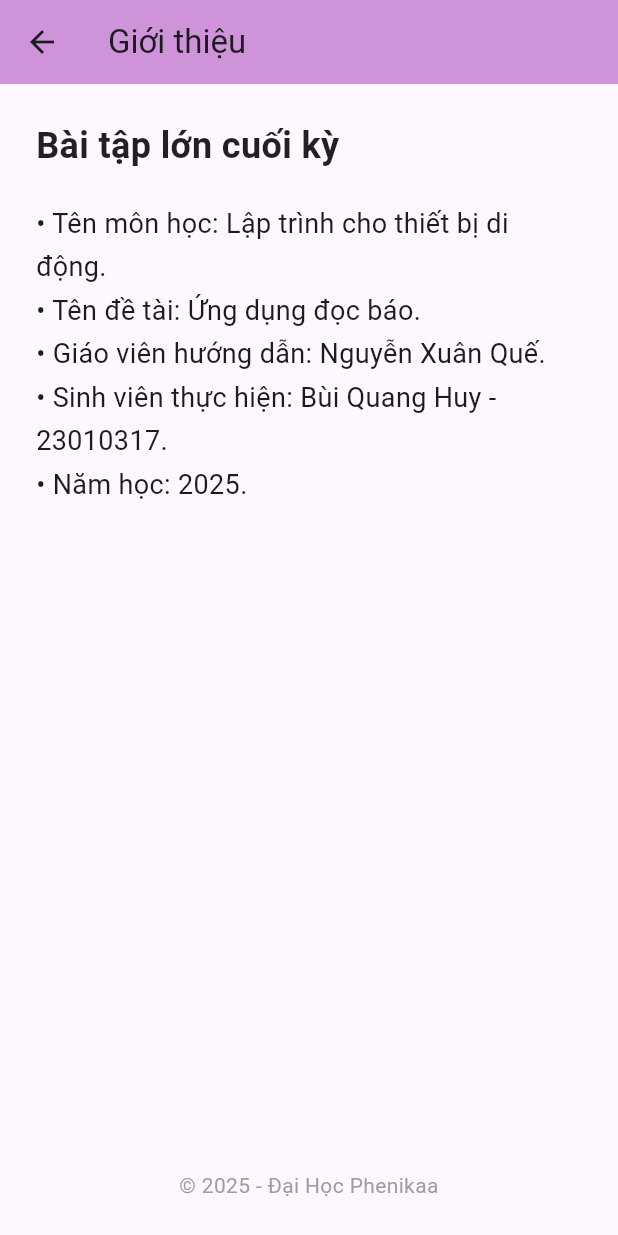
After one commit to buiquanghuy2005/doc_bao, a Flutter app: the AboutPage screen opened directly, on a phone screen of 412 x 824 dp. The commit adds this screen. Run offline on Flutter 3.47's test engine with Material 3 defaults, Android fonts, the phone set to English and light mode, and no system bars.

Commit message:
them trang gioi thieu

```diff
--- /dev/null
+++ b/lib/pages/about_page.dart
@@ -0,0 +1,48 @@
+import 'package:flutter/material.dart';
+
+class AboutPage extends StatelessWidget {
+  const AboutPage({super.key});
+
+  @override
+  Widget build(BuildContext context) {
+    return Scaffold(
+      appBar: AppBar(
+        title: const Text('Giới thiệu'),
+        backgroundColor: Colors.purple.shade200,
+      ),
+      body: Padding(
+        padding: const EdgeInsets.all(24.0),
+        child: Column(
+          crossAxisAlignment: CrossAxisAlignment.start,
+          children: const [
+            Text(
+              'Bài tập lớn cuối kỳ',
+              style: TextStyle(
+                fontSize: 24,
+                fontWeight: FontWeight.bold,
+                color: Colors.black87,
+              ),
+            ),
+            SizedBox(height: 20),
+            Text(
+              '• Tên môn học: Lập trình cho thiết bị di động.\n'
+              '• Tên đề tài: Ứng dụng đọc báo.\n'
+              '• Giáo viên hướng dẫn: Nguyễn Xuân Quế.\n'
+              '• Sinh viên thực hiện: Bùi Quang Huy - 23010317.\n'
+              '• Năm học: 2025.',
+              style: TextStyle(fontSize: 18, height: 1.6),
+            ),
+            Spacer(),
+            Center(
+              child: Text(
+                '© 2025 - Đại Học Phenikaa',
+                textAlign: TextAlign.center,
+                style: TextStyle(fontSize: 14, color: Colors.grey),
+              ),
+            ),
+          ],
+        ),
+      ),
+    );
+  }
+}
--- a/lib/pages/home_page.dart
+++ b/lib/pages/home_page.dart
@@ -2,6 +2,7 @@ import 'package:flutter/material.dart';
 import '../data/articles_data.dart';
 import '../models/article.dart';
 import 'detail_page.dart';
+import 'about_page.dart';
 
 class HomePage extends StatefulWidget {
   final Function(Article) onAddToFavourite;
@@ -45,6 +46,24 @@ class _HomePageState extends State<HomePage> {
         title: const Text('Danh sách bài báo'),
         centerTitle: true,
         backgroundColor: Colors.purple.shade100,
+        actions: [
+          PopupMenuButton<String>(
+            onSelected: (value) {
+              if (value == 'about') {
+                Navigator.push(
+                  context,
+                  MaterialPageRoute(builder: (context) => const AboutPage()),
+                );
+              }
+            },
+            itemBuilder: (BuildContext context) => [
+              const PopupMenuItem<String>(
+                value: 'about',
+                child: Text('Giới thiệu'),
+              ),
+            ],
+          ),
+        ],
       ),
       body: Column(
         children: [
```
